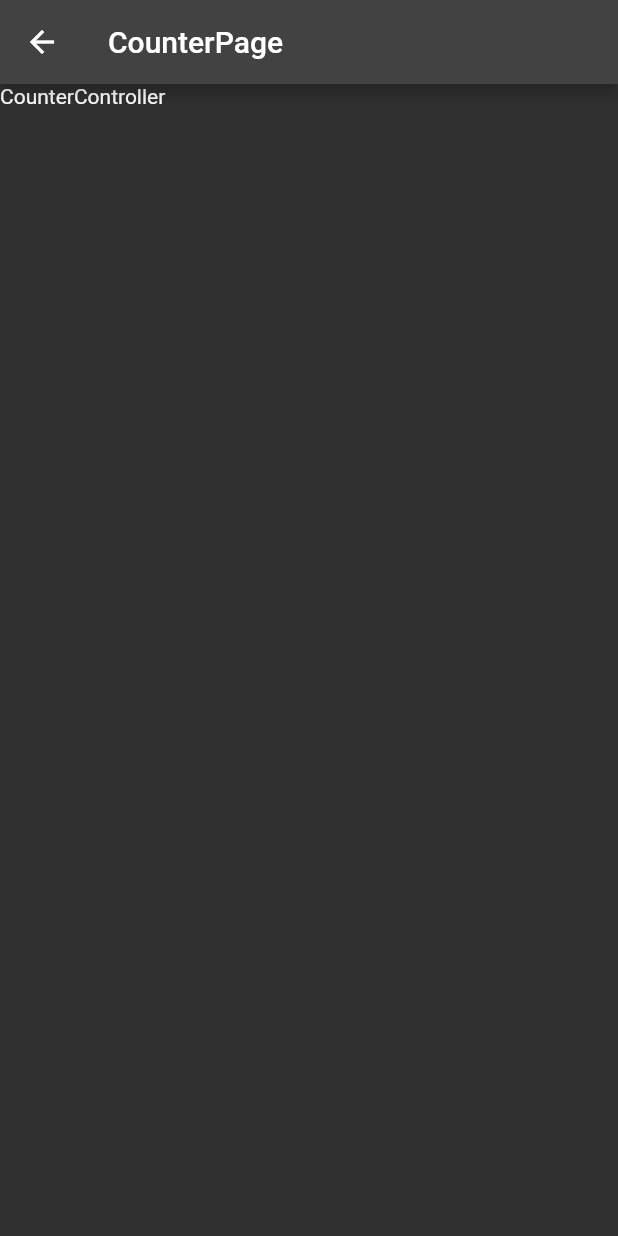
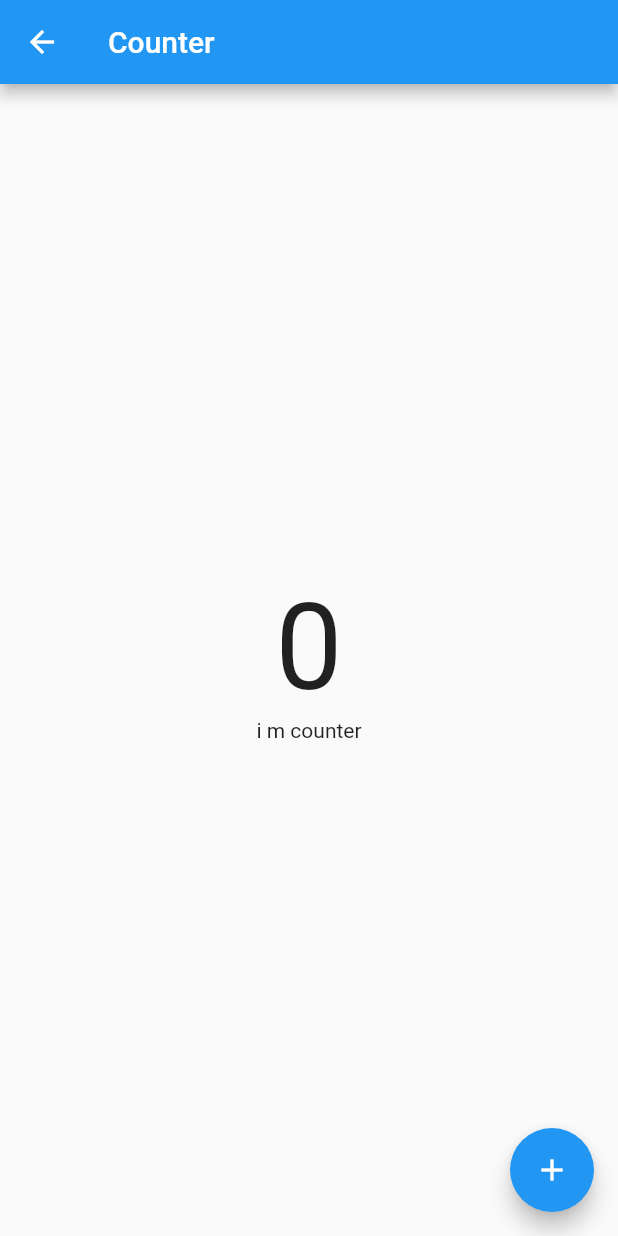
Before and after one commit to wikilift/getx_clean_project_scaffold, a Flutter app: the CounterPage screen opened by its route, on a phone screen of 412 x 824 dp. Run offline on Flutter 3.47's test engine with Material 2 defaults, Android fonts, the phone set to English and light mode, and no system bars; our stand-ins replace get; Roboto replaces fonts that are missing (Georgia).

Commit message:
s commit

```diff
--- a/lib/app/ui/pages/counter_page/counter_page.dart
+++ b/lib/app/ui/pages/counter_page/counter_page.dart
@@ -8,7 +8,26 @@ class CounterPage extends GetView<CounterController> {
 
   @override
   Widget build(BuildContext context) {
-    return Scaffold(
-        appBar: AppBar(title: const Text('CounterPage')), body: const SafeArea(child: Text('CounterController')));
+    return GetBuilder<CounterController>(builder: (_) {
+      return Scaffold(
+          appBar: AppBar(title: const Text('Counter')),
+          body: SafeArea(
+              child: Center(
+            child: Column(
+              mainAxisAlignment: MainAxisAlignment.center,
+              children: [
+                Obx(() => Text(
+                      "${_.counter.value}",
+                      style: const TextStyle(fontSize: 80),
+                    )),
+                const Text('i m counter'),
+              ],
+            ),
+          )),
+          floatingActionButton: FloatingActionButton(
+            onPressed: _.incrementCounter,
+            child: const Icon(Icons.add),
+          ));
+    });
   }
 }
--- a/lib/app/ui/themes/dark_theme.dart
+++ b/lib/app/ui/themes/dark_theme.dart
@@ -1,3 +1,3 @@
 import 'package:flutter/material.dart';
 
-final ThemeData appThemeData = ThemeData.dark();
+final ThemeData appThemeDataDark = ThemeData.dark();
--- a/lib/main.dart
+++ b/lib/main.dart
@@ -3,7 +3,8 @@ import 'package:get/get.dart';
 import 'package:getx_clean_architecture/app/bindings/home_binding.dart';
 
 import 'app/routes/app_pages.dart';
-import 'app/ui/themes/dark_theme.dart';
+
+import 'app/ui/themes/light_theme.dart';
 
 //https://www.youtube.com/watch?v=LaJPbwWp9Do&list=PLHBFHz3bPO77qn9WDeQagwk6Rp87Y7F4p&index=4
 void main() {
@@ -11,7 +12,7 @@ void main() {
     debugShowCheckedModeBanner: false,
     initialRoute: Routes.HOME,
     theme: appThemeData,
-    //defaultTransition: Transition.fade,
+    defaultTransition: Transition.fade,
     initialBinding: HomeBinding(),
     getPages: AppPages.pages,
     //home: const HomePage(),
```
Also changed, not shown: lib/app/controller/counter_controller.dart (+23 -5 lines), lib/app/controller/home_controller.dart (+27 -5 lines), lib/app/ui/pages/home/home_page.dart (+14 -1 lines).
